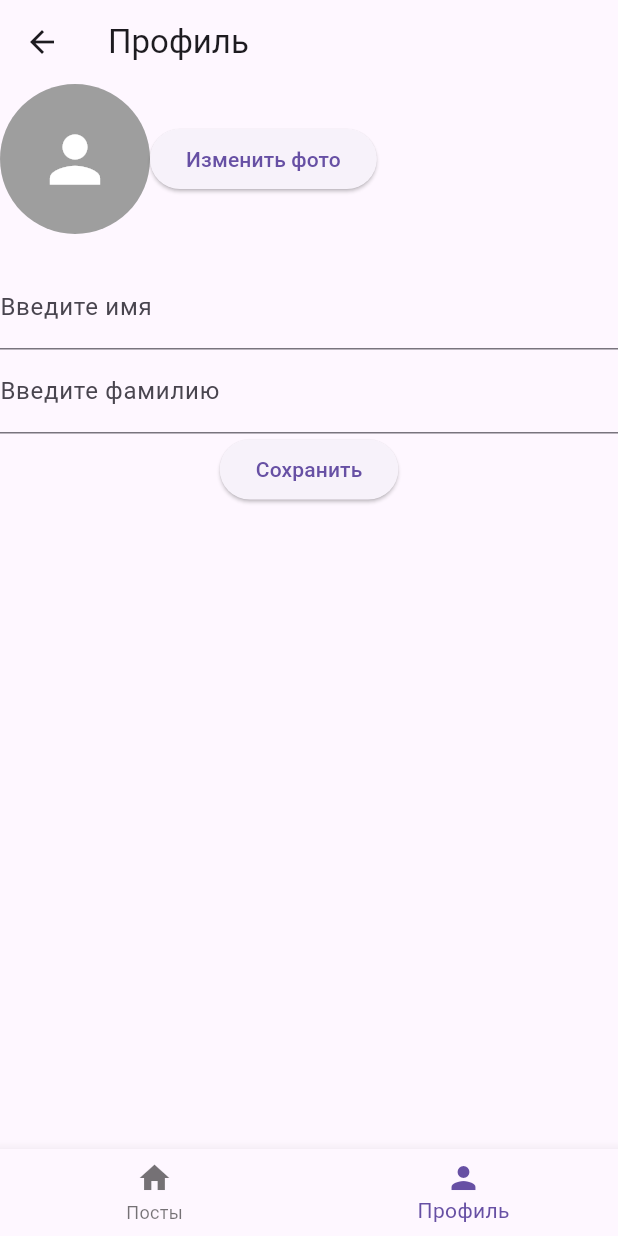
After one commit to Polinaaa567/Test_BlogPost, a Flutter app: the HomeScreen screen opened directly, item 2 of the bottom bar chosen, after a tap on "Изменить фото", on a phone screen of 412 x 824 dp. The commit adds this screen. Run offline on Flutter 3.47's test engine with Material 3 defaults, Android fonts, the phone set to English and light mode, and no system bars; our stand-ins replace email_validator, image_picker, logger; missing offline and left inert: dart:ffi.

Commit message:
Add pages Profile, Feed Posts, add Navigation, choise photo from gallery

```diff
--- a/blog_post/lib/StateManager/postProvider.dart
+++ b/blog_post/lib/StateManager/postProvider.dart
@@ -1,5 +1,14 @@
+import 'dart:ffi';
+
 import 'package:flutter/cupertino.dart';
 
-class ProfileStore with ChangeNotifier {
+class PostStore with ChangeNotifier {
+  int _selectedPagesIndex = 0;
+  int get getSelectedPagesIndex => _selectedPagesIndex;
 
+  void setSelectedPagesIndex(int index) {
+    _selectedPagesIndex = index;
+
+    notifyListeners();
+  }
 }
--- a/blog_post/lib/StateManager/profileProvider.dart
+++ b/blog_post/lib/StateManager/profileProvider.dart
@@ -1,4 +1,11 @@
+import 'dart:io';
+
+import 'package:blog_post/UI/pages/DTO/PostStructure.dart';
+import 'package:email_validator/email_validator.dart';
 import 'package:flutter/cupertino.dart';
+import 'package:image_picker/image_picker.dart';
+import 'package:image/image.dart' as img;
+import 'package:logger/logger.dart';
 
 class ProfileStore with ChangeNotifier {
   final TextEditingController _emailController = TextEditingController();
@@ -8,39 +15,71 @@ class ProfileStore with ChangeNotifier {
   TextEditingController get getPasswordController => _passwordController;
 
   final TextEditingController _repeatPasswordController =
-      TextEditingController();
+  TextEditingController();
   TextEditingController get getRepeatPasswordController =>
       _repeatPasswordController;
 
   String _email = "";
+  String? _errorMessageEmail = "";
   String _password = "";
+  String? _errorMessagePassword = "";
   String _passwordRepeat = "";
+  String? _errorMessagePasswordRepeat = "";
 
   bool _isPasswordVisible = true;
   bool _isPasswordRepeatVisible = true;
 
   String get getEmail => _email;
+  String? get getErrorMessageEmail => _errorMessageEmail;
+
   String get getPassword => _password;
+  String? get getErrorMessagePassword => _errorMessagePassword;
+  bool get getPasswordVisible => _isPasswordVisible;
+
   String get getPasswordRepeat => _passwordRepeat;
-  bool get getPasswordVisible => _isPasswordVisible;
+  String? get getErrorMessagePasswordRepeat => _errorMessagePasswordRepeat;
   bool get getPasswordRepeatVisible => _isPasswordRepeatVisible;
 
   void setEmail(String email) {
     _email = email;
+    _validteEmail();
 
     notifyListeners();
   }
 
+  void _validteEmail() {
+    if (_email.isEmpty) _errorMessageEmail = "Введите email";
+    else if (!EmailValidator.validate(_email)) _errorMessageEmail = "Некорректный email";
+    else _errorMessageEmail = null;
+  }
+
   void setPassword(String passwd) {
     _password = passwd;
+    _validatePassword();
 
     notifyListeners();
   }
 
+  void _validatePassword() {
+    if (_password.isEmpty)
+      _errorMessagePassword = "Введите пароль";
+    else if (_password.length < 8)
+      _errorMessagePassword = "Длина пароля должна быть не меньше 8";
+    else _errorMessagePassword = null;
+  }
+
   void setPasswordRepeat(String passwd) {
     _passwordRepeat = passwd;
+    _validatePasswordRepeat();
 
     notifyListeners();
+  }
+
+  void _validatePasswordRepeat() {
+    if (_passwordRepeat.isEmpty) _errorMessagePasswordRepeat = "Введите пароль";
+    else if (_passwordRepeat.length < 8) _errorMessagePasswordRepeat = "Длина пароля должна быть не меньше 8";
+    else if (_passwordRepeat != _password) _errorMessagePasswordRepeat = "Пароли не совпадают";
+    else _errorMessagePasswordRepeat = null;
   }
 
   void changePasswordVisible() {
@@ -63,4 +102,45 @@ class ProfileStore with ChangeNotifier {
 
     notifyListeners();
   }
+
+  final TextEditingController _nameController = TextEditingController();
+  TextEditingController get getNameController => _nameController;
+
+  final TextEditingController _lastNameController = TextEditingController();
+  TextEditingController get getLastNameController => _lastNameController;
+
+  String _name = "";
+  String _lastName = "";
+  img.Image? _imageAvatar = null;
+
+  String get getName => _name;
+  String get getLastName => _lastName;
+  img.Image? get getImageAvatar => _imageAvatar;
+
+  void setName(String name) {
+    _name = name;
+    notifyListeners();
+  }
+
+  void setLastName(String lastName) {
+    _lastName = lastName;
+    notifyListeners();
+  }
+
+  Future<void> getImageFromGallery() async {
+    final picker = ImagePicker();
+    final pickedFile = await picker.pickImage(source: ImageSource.gallery);
+
+    if (pickedFile != null) {
+      _imageAvatar = img.decodeImage(File(pickedFile.path).readAsBytesSync());
+
+      Logger().d(_imageAvatar?.data);
+
+      notifyListeners();
+    }
+
+    void saveDataAboutUser () {
+      UserData(_imageAvatar, _email, _password, _lastName, _name);
+    }
+  }
 }
--- /dev/null
+++ b/blog_post/lib/UI/pages/DTO/PostStructure.dart
@@ -0,0 +1,43 @@
+import 'package:image/image.dart' as img;
+
+class UserData {
+  final img.Image? _imageAvatar;
+  final String _email;
+  final String _password;
+  final String _lastName;
+  final String _name;
+
+  UserData(this._imageAvatar, this._email, this._password, this._lastName,
+      this._name);
+}
+
+class PostStructure {
+  final DateTime _datePublicationPost;
+  final img.Image? _imageInPost;
+  final String _headline;
+  final UserData _userData;
+  final int _countLike;
+  final String _textPost;
+
+  PostStructure(this._datePublicationPost, this._imageInPost, this._headline,
+      this._userData, this._countLike, this._textPost);
+}
+
+class PostDraft {
+  final img.Image? _imageInPost;
+  final String? _headline;
+  final UserData _userData;
+  final String? _textPost;
+
+  PostDraft(this._imageInPost, this._headline, this._userData, this._textPost);
+}
+
+class CommentsStructure {
+  final DateTime _datePublicationComment;
+  final UserData _userDataCommentator;
+  final String _textComment;
+  final PostStructure _postData;
+
+  CommentsStructure(this._datePublicationComment, this._userDataCommentator,
+      this._textComment, this._postData);
+}
--- a/blog_post/lib/UI/pages/FeedPosts.dart
+++ b/blog_post/lib/UI/pages/FeedPosts.dart
@@ -4,6 +4,8 @@ import 'package:flutter/material.dart';
 import 'package:provider/provider.dart';
 
 class FeedPostsScreen extends StatelessWidget {
+  const FeedPostsScreen({super.key});
+
   // снизу должна быть менюшка по всем экранам
 
   @override
@@ -11,15 +13,14 @@ class FeedPostsScreen extends StatelessWidget {
     ProfileStore profileStoreRead = context.read<ProfileStore>();
     ProfileStore profileStoreWatch = context.watch<ProfileStore>();
 
-    return Scaffold(
-        appBar: AppBar(title: const Text('Лента постов')), body: Column(
+    return  Column(
       children: <Widget>[
         TextFormField(
-          decoration: InputDecoration(
+          decoration: const InputDecoration(
             labelText: "Введите название для поиска"
           ),
         ),
       ],
-    ));
+    );
   }
 }
--- /dev/null
+++ b/blog_post/lib/UI/pages/HomeScreen.dart
@@ -0,0 +1,32 @@
+import 'package:blog_post/StateManager/postProvider.dart';
+import 'package:blog_post/UI/pages/FeedPosts.dart';
+import 'package:blog_post/UI/pages/Profile.dart';
+
+import 'package:flutter/material.dart';
+import 'package:provider/provider.dart';
+
+class HomeScreen extends StatelessWidget {
+  @override
+  Widget build(BuildContext context) {
+    final List<Widget> _pages = [FeedPostsScreen(), ProfileScreen()];
+    final List<String> _titles = ["Лента постов", "Профиль"];
+
+    PostStore postStoreRead = context.read<PostStore>();
+    PostStore postStoreWatch = context.watch<PostStore>();
+    return Scaffold(
+        appBar: AppBar(
+          title: Text(_titles[postStoreWatch.getSelectedPagesIndex]),
+        ),
+        body: _pages[postStoreRead.getSelectedPagesIndex],
+        bottomNavigationBar: BottomNavigationBar(
+            items: const <BottomNavigationBarItem>[
+              BottomNavigationBarItem(icon: Icon(Icons.home), label: "Посты"),
+              BottomNavigationBarItem(
+                  icon: Icon(Icons.person), label: "Профиль")
+            ],
+            currentIndex: postStoreRead.getSelectedPagesIndex,
+            onTap: (index) {
+              postStoreRead.setSelectedPagesIndex(index);
+            }));
+  }
+}
--- /dev/null
+++ b/blog_post/lib/UI/pages/Profile.dart
@@ -0,0 +1,55 @@
+import 'package:blog_post/StateManager/profileProvider.dart';
+import 'package:flutter/material.dart';
+import 'package:provider/provider.dart';
+import 'package:image/image.dart' as img;
+
+// аватар?
+
+class ProfileScreen extends StatelessWidget {
+  const ProfileScreen({super.key});
+
+  @override
+  Widget build(BuildContext context) {
+    ProfileStore profileStoreRead = context.read<ProfileStore>();
+    ProfileStore profileStoreWatch = context.watch<ProfileStore>();
+
+    return  Column(
+          children: <Widget>[
+            Row(children: [
+              ClipOval(
+                child: profileStoreRead.getImageAvatar != null
+                    ? Image.memory(
+                        img.encodePng(profileStoreRead.getImageAvatar!),
+                        width: 100,
+                        height: 100,
+                        fit: BoxFit.cover,
+                      )
+                    : Container(
+                        width: 100,
+                        height: 100,
+                        color: Colors.grey,
+                        child: const Icon(Icons.person,
+                            size: 50, color: Colors.white),
+                      ),
+              ),
+              ElevatedButton(
+                onPressed: () => profileStoreRead.getImageFromGallery(),
+                child: const Text("Изменить фото"),
+              ),
+            ]),
+            Text(profileStoreRead.getEmail),
+            TextFormField(
+              controller: profileStoreWatch.getNameController,
+              decoration: const InputDecoration(labelText: "Введите имя"),
+              onChanged: profileStoreRead.setName,
+            ),
+            TextFormField(
+              controller: profileStoreWatch.getNameController,
+              decoration: const InputDecoration(labelText: "Введите фамилию"),
+              onChanged: profileStoreRead.setLastName,
+            ),
+            ElevatedButton(onPressed: () {}, child: const Text("Сохранить"))
+          ],
+        );
+  }
+}
--- a/blog_post/pubspec.yaml
+++ b/blog_post/pubspec.yaml
@@ -32,6 +32,8 @@ dependencies:
   provider: ^6.1.2
   email_validator: ^2.1.17
   local_auth: ^2.3.0
+  image_picker: ^1.1.2
+  image: ^4.5.2
   flutter:
     sdk: flutter
 
```
Also changed, not shown: blog_post/lib/UI/pages/Authorization.dart (+20 -22 lines), blog_post/lib/UI/pages/Registration.dart (+23 -30 lines), blog_post/lib/main.dart (+6 -2 lines), blog_post/pubspec.lock, 5 other files.
